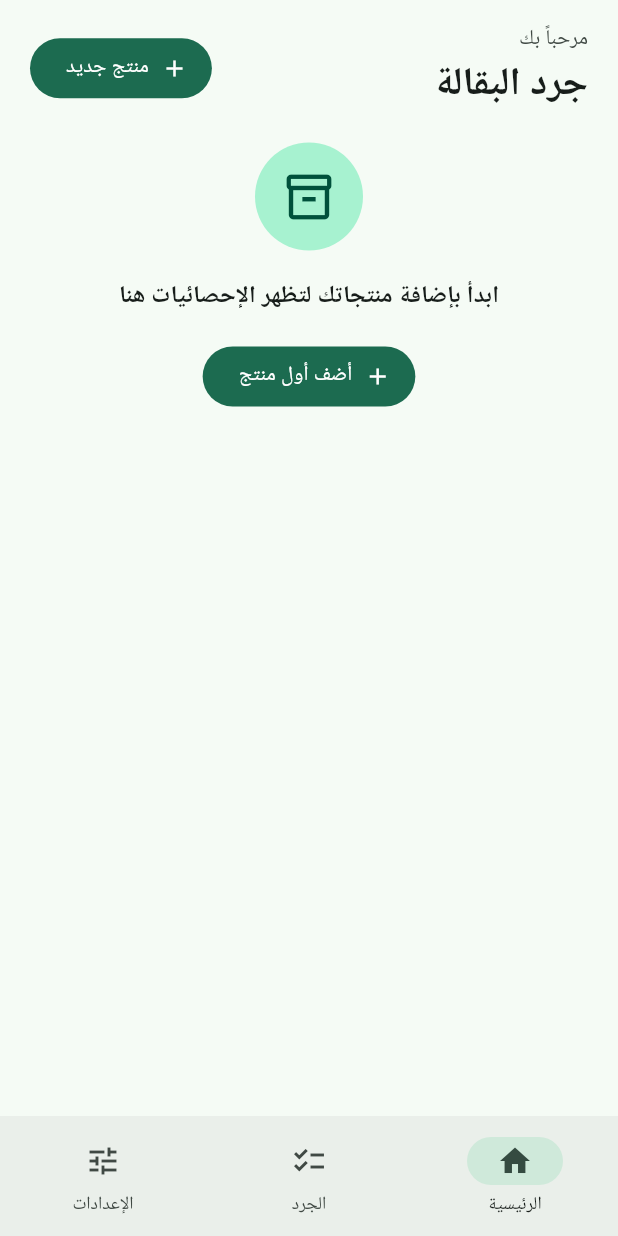
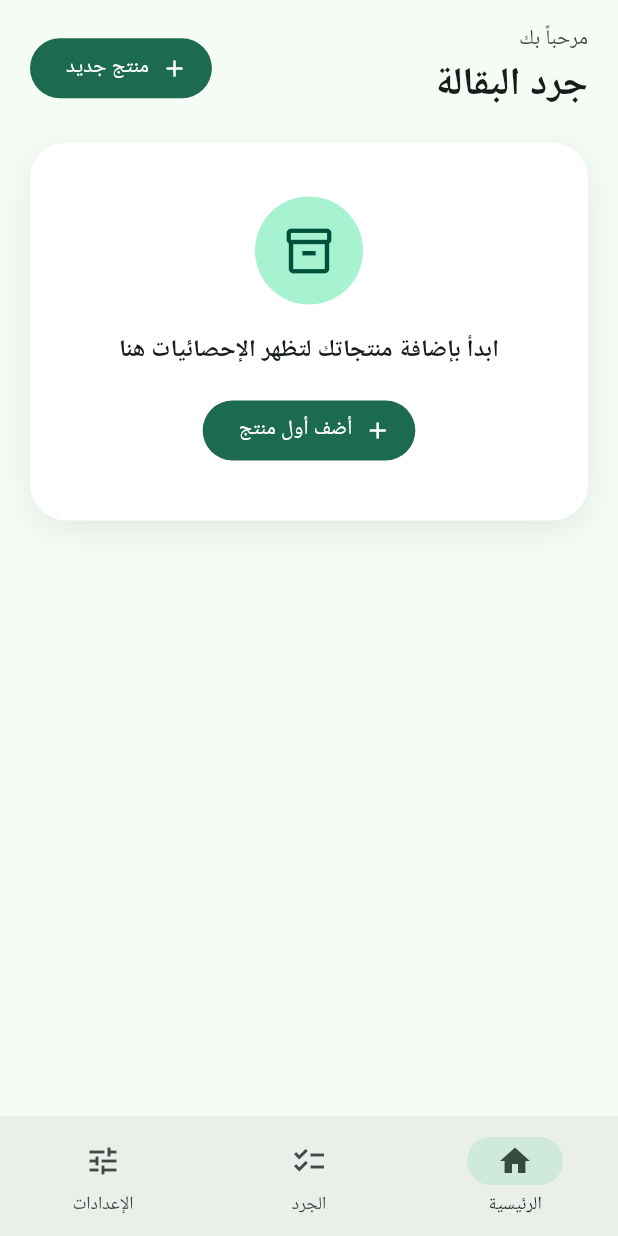
Before and after one commit to mohdnoaman2011-lgtm/Grocery-Inventory, a Flutter app: the screen it shows after launch, on a phone screen of 412 x 824 dp. Run offline on Flutter 3.47's test engine with Material 3 defaults, Android fonts, the phone set to English and light mode, and no system bars; our stand-ins replace local_auth, shared_preferences.

Commit message:
Add files via upload

```diff
--- /dev/null
+++ b/lib/widgets/ui.dart
@@ -0,0 +1,58 @@
+import 'package:flutter/material.dart';
+import '../utils.dart';
+
+/// بطاقة عامة بزوايا مستديرة وظل ناعم، وتدعم التدرج اللوني والنقر.
+class Surface extends StatelessWidget {
+  final Widget child;
+  final Color? color;
+  final Gradient? gradient;
+  final EdgeInsetsGeometry padding;
+  final double radius;
+  final VoidCallback? onTap;
+
+  const Surface({
+    super.key,
+    required this.child,
+    this.color,
+    this.gradient,
+    this.padding = const EdgeInsets.all(16),
+    this.radius = 24,
+    this.onTap,
+  });
+
+  @override
+  Widget build(BuildContext context) {
+    final light = Theme.of(context).brightness == Brightness.light;
+    final base = light ? Colors.white : const Color(0xFF18201C);
+    final r = BorderRadius.circular(radius);
+    return Container(
+      decoration: BoxDecoration(
+        color: gradient == null ? (color ?? base) : null,
+        gradient: gradient,
+        borderRadius: r,
+        boxShadow: light && color == null && gradient == null
+            ? const [BoxShadow(color: Color(0x1410281E), blurRadius: 18, offset: Offset(0, 6))]
+            : null,
+      ),
+      child: Material(
+        type: MaterialType.transparency,
+        child: InkWell(borderRadius: r, onTap: onTap, child: Padding(padding: padding, child: child)),
+      ),
+    );
+  }
+}
+
+/// رقم يعدّ تصاعدياً بحركة ناعمة.
+class CountUp extends StatelessWidget {
+  final num value;
+  final TextStyle? style;
+  const CountUp(this.value, {super.key, this.style});
+
+  @override
+  Widget build(BuildContext context) => TweenAnimationBuilder<double>(
+        tween: Tween<double>(begin: 0, end: value.toDouble()),
+        duration: const Duration(milliseconds: 700),
+        curve: Curves.easeOutCubic,
+        builder: (_, v, __) => Text(fmt(v), style: style),
+      );
+}
```
Also changed, not shown: lib/widgets/pin_pad.dart (added, +143 -0 lines), lib/widgets/status_chip.dart (+9 -5 lines).
